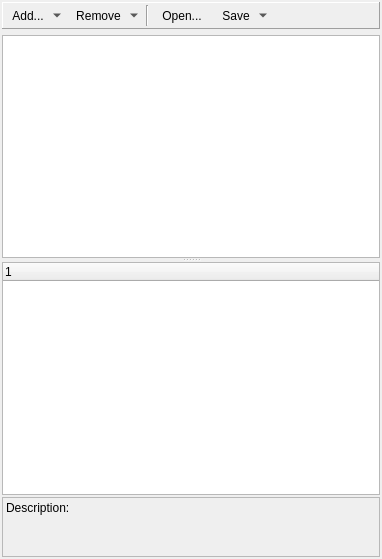
First picture: the form in LoggingTool_Manager/Wizards/scheduler_wizard.ui, repository Osechkin/LoggingTool_Manager3, before the edit.
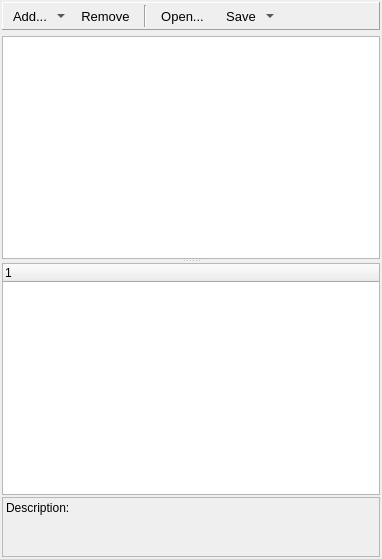
Second picture: the form after the edit.

Commit message: Scheduler wizard was finalized; LUSI engine was modified

Patch:
```diff
--- a/LoggingTool_Manager/Wizards/scheduler_wizard.ui
+++ b/LoggingTool_Manager/Wizards/scheduler_wizard.ui
@@ -33,7 +33,7 @@
        <widget class="QToolButton" name="tbtAdd">
         <property name="font">
          <font>
-          <pointsize>9</pointsize>
+          <pointsize>10</pointsize>
          </font>
         </property>
         <property name="text">
@@ -60,7 +60,7 @@
        <widget class="QToolButton" name="tbtRemove">
         <property name="font">
          <font>
-          <pointsize>9</pointsize>
+          <pointsize>10</pointsize>
          </font>
         </property>
         <property name="text">
@@ -72,9 +72,6 @@
           <height>20</height>
          </size>
         </property>
-        <property name="popupMode">
-         <enum>QToolButton::MenuButtonPopup</enum>
-        </property>
         <property name="toolButtonStyle">
          <enum>Qt::ToolButtonTextBesideIcon</enum>
         </property>
@@ -94,7 +91,7 @@
        <widget class="QToolButton" name="tbtOpen">
         <property name="font">
          <font>
-          <pointsize>9</pointsize>
+          <pointsize>10</pointsize>
          </font>
         </property>
         <property name="text">
@@ -112,7 +109,7 @@
        <widget class="QToolButton" name="tbtSave">
         <property name="font">
          <font>
-          <pointsize>9</pointsize>
+          <pointsize>10</pointsize>
          </font>
         </property>
         <property name="text">
@@ -188,7 +185,10 @@
        <number>41</number>
       </attribute>
       <attribute name="verticalHeaderVisible">
-       <bool>true</bool>
+       <bool>false</bool>
+      </attribute>
+      <attribute name="verticalHeaderDefaultSectionSize">
+       <number>25</number>
       </attribute>
       <column/>
      </widget>
```
Left out of the diff: 22 changed lines with no effect on the pictures. The commit also changes 7 other files.
